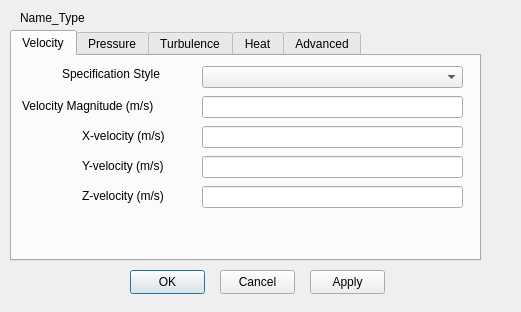
Qt form Source/CaseCreator/boundaryConditionDialog.ui (cfddose/Splash) before a commit.
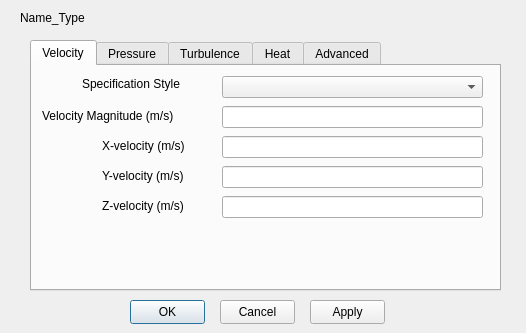
The same form after that commit.

Commit message: added detailed boundary conditions

Diff of the .ui file:
```diff
--- a/Source/CaseCreator/boundaryConditionDialog.ui
+++ b/Source/CaseCreator/boundaryConditionDialog.ui
@@ -6,8 +6,8 @@
    <rect>
     <x>0</x>
     <y>0</y>
-    <width>521</width>
-    <height>312</height>
+    <width>526</width>
+    <height>333</height>
    </rect>
   </property>
   <property name="windowTitle">
@@ -16,10 +16,10 @@
   <widget class="QTabWidget" name="tabWidget">
    <property name="geometry">
     <rect>
-     <x>10</x>
-     <y>30</y>
+     <x>30</x>
+     <y>40</y>
      <width>471</width>
-     <height>231</height>
+     <height>251</height>
     </rect>
    </property>
    <property name="currentIndex">
@@ -426,7 +426,7 @@
    <property name="geometry">
     <rect>
      <x>130</x>
-     <y>270</y>
+     <y>300</y>
      <width>75</width>
      <height>24</height>
     </rect>
@@ -439,7 +439,7 @@
    <property name="geometry">
     <rect>
      <x>220</x>
-     <y>270</y>
+     <y>300</y>
      <width>75</width>
      <height>24</height>
     </rect>
@@ -452,7 +452,7 @@
    <property name="geometry">
     <rect>
      <x>310</x>
-     <y>270</y>
+     <y>300</y>
      <width>75</width>
      <height>24</height>
     </rect>
```
The commit also changes 6 other files.
